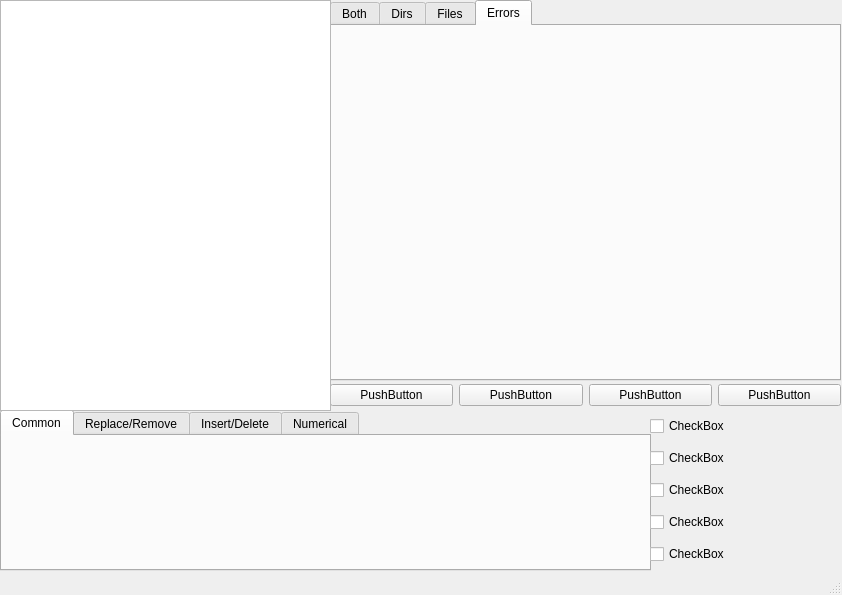
The window that gui/filebrowser/filebrowser.ui (gmdfalk/60-days-of-python) describes before a commit, drawn with Qt 5.
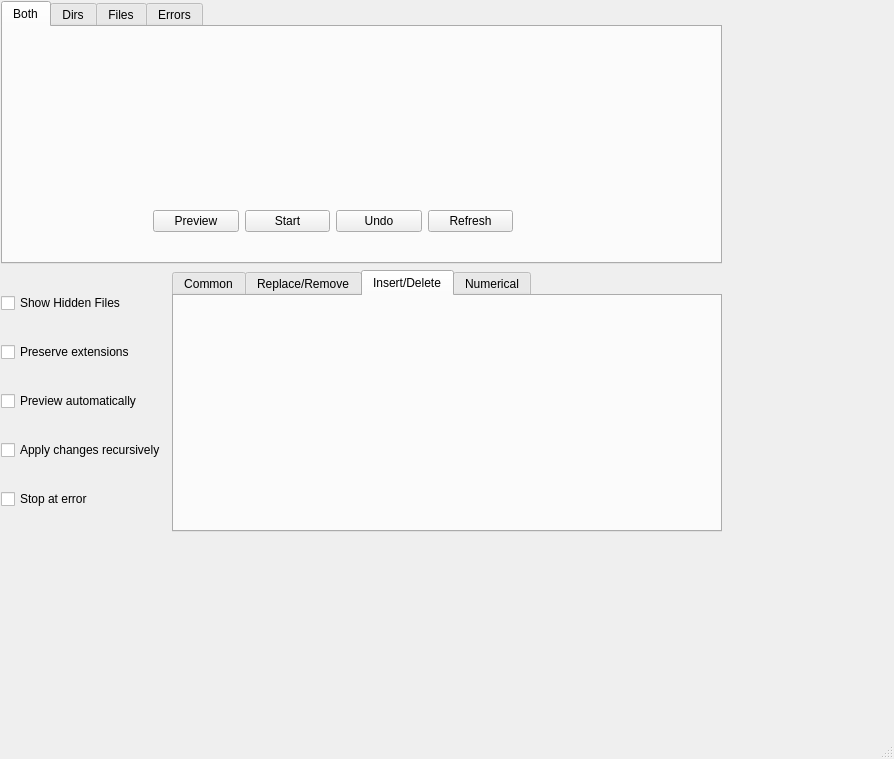
The same window after the commit.

Commit message: jesus, its been a week. *rolls up sleeves*

Diff of the .ui file:
```diff
--- a/gui/filebrowser/filebrowser.ui
+++ b/gui/filebrowser/filebrowser.ui
@@ -6,198 +6,179 @@
    <rect>
     <x>0</x>
     <y>0</y>
-    <width>842</width>
-    <height>595</height>
+    <width>894</width>
+    <height>759</height>
    </rect>
   </property>
   <property name="windowTitle">
    <string>MainWindow</string>
   </property>
   <widget class="QWidget" name="centralwidget">
-   <widget class="QWidget" name="horizontalLayoutWidget">
+   <widget class="QWidget" name="">
     <property name="geometry">
      <rect>
-      <x>330</x>
-      <y>380</y>
-      <width>511</width>
-      <height>31</height>
+      <x>1</x>
+      <y>1</y>
+      <width>721</width>
+      <height>531</height>
      </rect>
     </property>
-    <layout class="QHBoxLayout" name="horizontalLayout">
+    <layout class="QVBoxLayout" name="verticalLayout_2">
      <item>
-      <widget class="QPushButton" name="pushButton_4">
-       <property name="text">
-        <string>PushButton</string>
+      <layout class="QHBoxLayout" name="toplayout">
+       <property name="spacing">
+        <number>6</number>
        </property>
-      </widget>
-     </item>
-     <item>
-      <widget class="QPushButton" name="pushButton_3">
-       <property name="text">
-        <string>PushButton</string>
+       <property name="leftMargin">
+        <number>0</number>
        </property>
-      </widget>
-     </item>
-     <item>
-      <widget class="QPushButton" name="pushButton_2">
-       <property name="text">
-        <string>PushButton</string>
+       <property name="rightMargin">
+        <number>0</number>
        </property>
-      </widget>
-     </item>
      <item>
-      <widget class="QPushButton" name="pushButton">
-       <property name="text">
-        <string>PushButton</string>
-       </property>
-      </widget>
-     </item>
-    </layout>
-   </widget>
-   <widget class="QTabWidget" name="tabWidget">
-    <property name="geometry">
-     <rect>
-      <x>330</x>
-      <y>0</y>
-      <width>511</width>
-      <height>381</height>
-     </rect>
-    </property>
+        <widget class="QTabWidget" name="browsertabs">
     <property name="currentIndex">
-     <number>3</number>
-    </property>
-    <widget class="QWidget" name="tab">
+          <number>0</number>
+         </property>
+         <widget class="QWidget" name="both_tab">
      <attribute name="title">
       <string>Both</string>
      </attribute>
-    </widget>
-    <widget class="QWidget" name="tab_2">
+          <widget class="QWidget" name="horizontalLayoutWidget">
+           <property name="geometry">
+            <rect>
+             <x>150</x>
+             <y>180</y>
+             <width>360</width>
+             <height>29</height>
+            </rect>
+           </property>
+           <layout class="QHBoxLayout" name="buttonlayout">
+            <item>
+             <widget class="QPushButton" name="previewbutton">
+              <property name="text">
+               <string>Preview</string>
+              </property>
+             </widget>
+            </item>
+            <item>
+             <widget class="QPushButton" name="startbutton">
+              <property name="text">
+               <string>Start</string>
+              </property>
+             </widget>
+            </item>
+            <item>
+             <widget class="QPushButton" name="undobutton">
+              <property name="text">
+               <string>Undo</string>
+              </property>
+             </widget>
+            </item>
+            <item>
+             <widget class="QPushButton" name="refreshbutton">
+              <property name="text">
+               <string>Refresh</string>
+              </property>
+             </widget>
+            </item>
+           </layout>
+          </widget>
+         </widget>
+         <widget class="QWidget" name="dirs_tab">
      <attribute name="title">
       <string>Dirs</string>
      </attribute>
     </widget>
-    <widget class="QWidget" name="tab_5">
+         <widget class="QWidget" name="files_tab">
      <attribute name="title">
       <string>Files</string>
      </attribute>
     </widget>
-    <widget class="QWidget" name="tab_6">
+         <widget class="QWidget" name="error_tab">
      <attribute name="title">
       <string>Errors</string>
      </attribute>
     </widget>
    </widget>
-   <widget class="QTabWidget" name="tabWidget_2">
-    <property name="geometry">
-     <rect>
-      <x>0</x>
-      <y>410</y>
-      <width>651</width>
-      <height>161</height>
-     </rect>
-    </property>
+       </item>
+      </layout>
+     </item>
+     <item>
+      <layout class="QHBoxLayout" name="bottomlayout">
+       <item>
+        <layout class="QVBoxLayout" name="optionslayout_4">
+         <item>
+          <widget class="QCheckBox" name="checkBox_16">
+           <property name="text">
+            <string>Show Hidden Files</string>
+           </property>
+          </widget>
+         </item>
+         <item>
+          <widget class="QCheckBox" name="checkBox_17">
+           <property name="text">
+            <string>Preserve extensions</string>
+           </property>
+          </widget>
+         </item>
+         <item>
+          <widget class="QCheckBox" name="checkBox_18">
+           <property name="text">
+            <string>Preview automatically</string>
+           </property>
+          </widget>
+         </item>
+         <item>
+          <widget class="QCheckBox" name="checkBox_19">
+           <property name="text">
+            <string>Apply changes recursively</string>
+           </property>
+          </widget>
+         </item>
+         <item>
+          <widget class="QCheckBox" name="checkBox_20">
+           <property name="layoutDirection">
+            <enum>Qt::LeftToRight</enum>
+           </property>
+           <property name="text">
+            <string>Stop at error</string>
+           </property>
+          </widget>
+         </item>
+        </layout>
+       </item>
+       <item>
+        <widget class="QTabWidget" name="actionstabs_4">
     <property name="currentIndex">
-     <number>0</number>
-    </property>
-    <widget class="QWidget" name="tab_3">
+          <number>2</number>
+         </property>
+         <widget class="QWidget" name="common_tab_4">
      <attribute name="title">
       <string>Common</string>
      </attribute>
-     <zorder>treeView</zorder>
-    </widget>
-    <widget class="QWidget" name="tab_7">
+         </widget>
+         <widget class="QWidget" name="replace_tab_4">
      <attribute name="title">
       <string>Replace/Remove</string>
      </attribute>
     </widget>
-    <widget class="QWidget" name="tab_8">
+         <widget class="QWidget" name="insert_tab_4">
      <attribute name="title">
       <string>Insert/Delete</string>
      </attribute>
     </widget>
-    <widget class="QWidget" name="tab_4">
+         <widget class="QWidget" name="num_tab_4">
      <attribute name="title">
       <string>Numerical</string>
      </attribute>
     </widget>
    </widget>
-   <widget class="QWidget" name="verticalLayoutWidget">
-    <property name="geometry">
-     <rect>
-      <x>650</x>
-      <y>410</y>
-      <width>191</width>
-      <height>161</height>
-     </rect>
-    </property>
-    <layout class="QVBoxLayout" name="verticalLayout">
-     <item>
-      <widget class="QCheckBox" name="checkBox_2">
-       <property name="text">
-        <string>CheckBox</string>
-       </property>
-      </widget>
-     </item>
-     <item>
-      <widget class="QCheckBox" name="checkBox_4">
-       <property name="text">
-        <string>CheckBox</string>
-       </property>
-      </widget>
+       </item>
+      </layout>
      </item>
-     <item>
-      <widget class="QCheckBox" name="checkBox_5">
-       <property name="text">
-        <string>CheckBox</string>
-       </property>
-      </widget>
-     </item>
-     <item>
-      <widget class="QCheckBox" name="checkBox_3">
-       <property name="text">
-        <string>CheckBox</string>
-       </property>
-      </widget>
-     </item>
-     <item>
-      <widget class="QCheckBox" name="checkBox">
-       <property name="layoutDirection">
-        <enum>Qt::LeftToRight</enum>
-       </property>
-       <property name="text">
-        <string>CheckBox</string>
-       </property>
-      </widget>
-     </item>
     </layout>
    </widget>
-   <widget class="QTreeView" name="treeView">
-    <property name="geometry">
-     <rect>
-      <x>0</x>
-      <y>0</y>
-      <width>331</width>
-      <height>411</height>
-     </rect>
-    </property>
-   </widget>
-   <widget class="QWidget" name="verticalLayoutWidget_2">
-    <property name="geometry">
-     <rect>
-      <x>0</x>
-      <y>0</y>
-      <width>2</width>
-      <height>2</height>
-     </rect>
-    </property>
-    <layout class="QVBoxLayout" name="verticalLayout_2"/>
-   </widget>
-   <zorder>tabWidget</zorder>
-   <zorder>horizontalLayoutWidget</zorder>
-   <zorder>tabWidget_2</zorder>
-   <zorder>verticalLayoutWidget</zorder>
-   <zorder>treeView</zorder>
-   <zorder>verticalLayoutWidget_2</zorder>
   </widget>
   <widget class="QStatusBar" name="statusbar"/>
  </widget>
```
Lines whose indentation alone changed are shown as unchanged.
